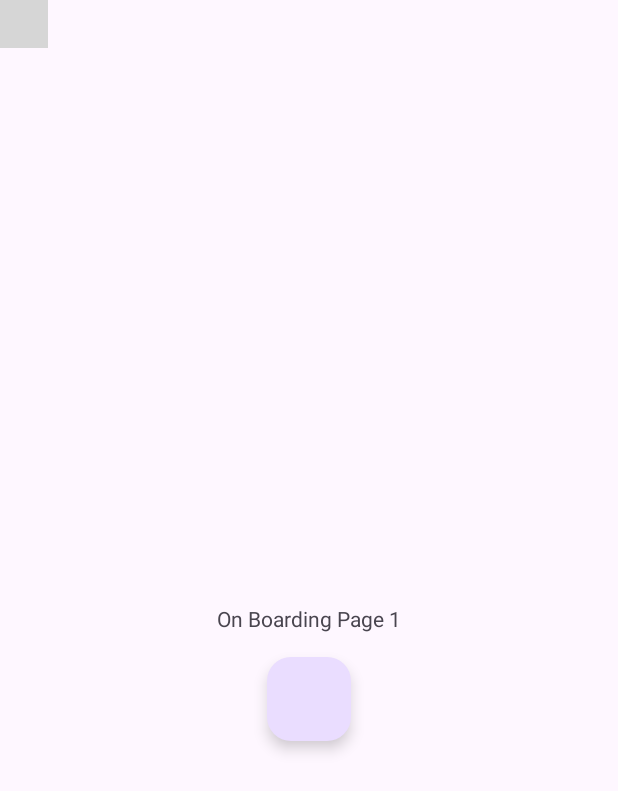
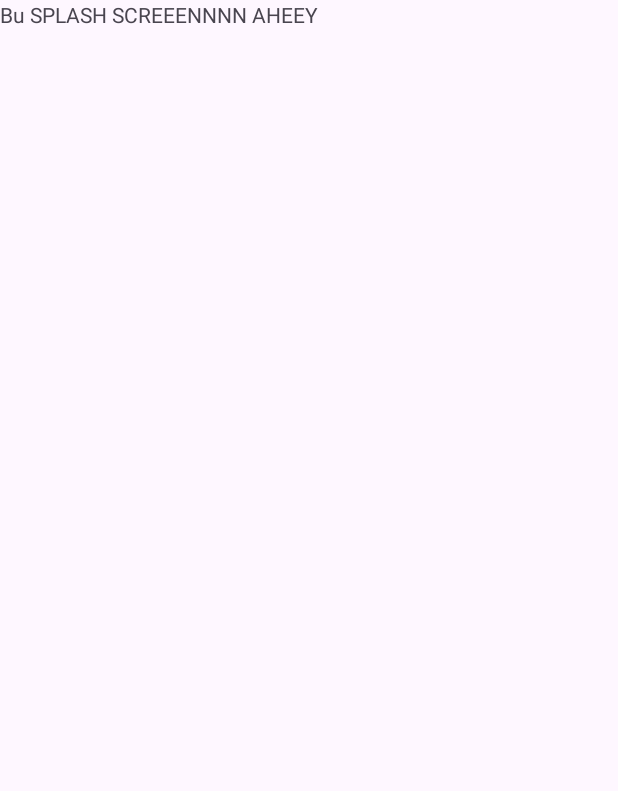
Before and after one commit to evirgenoguz/Splash_OnBoarding, an Android app: the first screen one second after launch (MainActivity), on a phone screen of 412 x 824 dp. Shown: the top 791 px of the screen. Run offline under Robolectric (Android 15) with nearby library versions, the phone set to English and light mode, and no system bars; plain views replace DotsIndicator; grey boxes are pictures that could not be loaded.

Commit message:
fragment ile splash screen eklendi.

```diff
--- a/app/src/main/AndroidManifest.xml
+++ b/app/src/main/AndroidManifest.xml
@@ -10,7 +10,7 @@
         android:label="@string/app_name"
         android:roundIcon="@mipmap/ic_launcher_round"
         android:supportsRtl="true"
-        android:theme="@style/Theme.OnBoarding"
+        android:theme="@style/Base.Theme.OnBoarding"
         tools:targetApi="31">
         <activity
             android:name=".MainActivity"
--- a/app/src/main/java/com/evirgenoguz/onboarding/MainActivity.kt
+++ b/app/src/main/java/com/evirgenoguz/onboarding/MainActivity.kt
@@ -1,7 +1,7 @@
 package com.evirgenoguz.onboarding
 
+import android.os.Bundle
 import androidx.appcompat.app.AppCompatActivity
-import android.os.Bundle
 import com.evirgenoguz.onboarding.databinding.ActivityMainBinding
 
 class MainActivity : AppCompatActivity() {
--- /dev/null
+++ b/app/src/main/java/com/evirgenoguz/onboarding/SplashFragment.kt
@@ -0,0 +1,35 @@
+package com.evirgenoguz.onboarding
+
+import android.content.Intent
+import android.os.Bundle
+import android.os.Handler
+import android.view.LayoutInflater
+import android.view.View
+import android.view.ViewGroup
+import androidx.fragment.app.Fragment
+import androidx.navigation.fragment.findNavController
+import com.evirgenoguz.onboarding.databinding.FragmentSplashBinding
+
+class SplashFragment : Fragment() {
+
+    private var _binding: FragmentSplashBinding? = null
+    private val binding get() = _binding!!
+    override fun onCreateView(
+        inflater: LayoutInflater, container: ViewGroup?,
+        savedInstanceState: Bundle?
+    ): View {
+        _binding = FragmentSplashBinding.inflate(inflater, container, false)
+
+        // Splash screen'i 5 saniye boyunca göster
+        Handler().postDelayed({
+            // MainActivity'yi başlat
+
+            // Fragment'i kapat
+            findNavController().navigate(SplashFragmentDirections.actionSplashFragmentToOnBoardingFragment())
+        }, 3000)
+
+        return binding.root
+    }
+
+
+}
--- /dev/null
+++ b/app/src/main/res/layout/fragment_splash.xml
@@ -0,0 +1,14 @@
+<?xml version="1.0" encoding="utf-8"?>
+<FrameLayout xmlns:android="http://schemas.android.com/apk/res/android"
+    xmlns:tools="http://schemas.android.com/tools"
+    android:layout_width="match_parent"
+    android:layout_height="match_parent"
+    tools:context=".SplashFragment">
+
+    <!-- TODO: Update blank fragment layout -->
+    <TextView
+        android:layout_width="match_parent"
+        android:layout_height="match_parent"
+        android:text="Bu SPLASH SCREEENNNN AHEEY" />
+
+</FrameLayout>
--- a/app/src/main/res/navigation/main_nav_graph.xml
+++ b/app/src/main/res/navigation/main_nav_graph.xml
@@ -3,7 +3,7 @@
     xmlns:app="http://schemas.android.com/apk/res-auto"
     xmlns:tools="http://schemas.android.com/tools"
     android:id="@+id/main_nav_graph.xml"
-    app:startDestination="@id/onBoardingFragment">
+    app:startDestination="@id/splashFragment">
     <fragment
         android:id="@+id/onBoardingFragment"
         android:name="com.evirgenoguz.onboarding.OnBoardingFragment"
@@ -18,4 +18,13 @@
         android:name="com.evirgenoguz.onboarding.LoginFragment"
         android:label="fragment_login"
         tools:layout="@layout/fragment_login" />
+    <fragment
+        android:id="@+id/splashFragment"
+        android:name="com.evirgenoguz.onboarding.SplashFragment"
+        android:label="fragment_splash"
+        tools:layout="@layout/fragment_splash" >
+        <action
+            android:id="@+id/action_splashFragment_to_onBoardingFragment"
+            app:destination="@id/onBoardingFragment" />
+    </fragment>
 </navigation>
--- a/app/src/main/res/values/themes.xml
+++ b/app/src/main/res/values/themes.xml
@@ -4,6 +4,4 @@
         <!-- Customize your light theme here. -->
         <!-- <item name="colorPrimary">@color/my_light_primary</item> -->
     </style>
-
-    <style name="Theme.OnBoarding" parent="Base.Theme.OnBoarding" />
 </resources>
```
